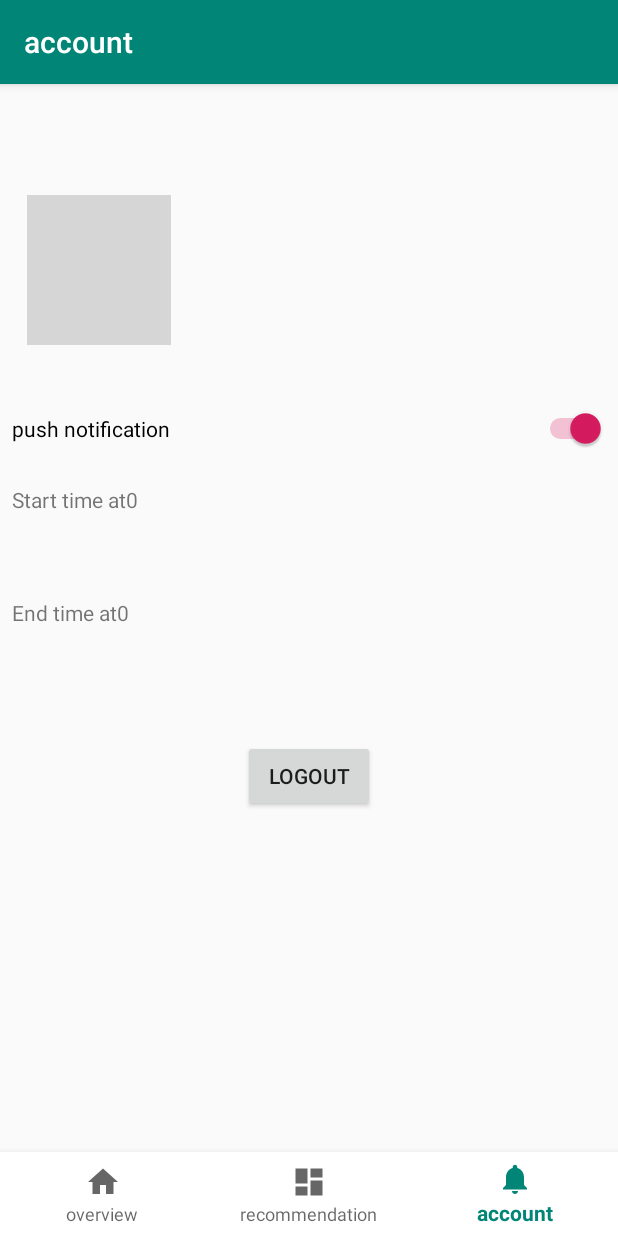
After one commit to PROJECT-FOCUS/Front-end-android, an Android app: the AccountFragment screen opened through its navigation route, on a phone screen of 412 x 824 dp. The commit adds this screen. Run offline under Robolectric (Android 15) with nearby library versions, the light colour scheme and no system bars; our stand-ins replace navigation-ui; grey boxes are pictures that could not be loaded.

Commit message:
Account -add settings -add start time -add end time -base

```diff
--- a/app/build.gradle
+++ b/app/build.gradle
@@ -32,4 +32,5 @@ dependencies {
     testImplementation 'junit:junit:4.12'
     androidTestImplementation 'androidx.test.ext:junit:1.1.0'
     androidTestImplementation 'androidx.test.espresso:espresso-core:3.1.1'
+    implementation 'com.android.support:cardview-v7:28.0.0'
 }
--- a/app/src/main/java/com/team/focus/data/LoginDataSource.java
+++ b/app/src/main/java/com/team/focus/data/LoginDataSource.java
@@ -1,11 +1,10 @@
 package com.team.focus.data;
 
 import android.content.Context;
-import android.content.SharedPreferences;
 
 import com.team.focus.data.model.LoggedInUser;
+import com.team.focus.data.model.SharedPreferenceAccessUtils;
 import com.team.focus.data.pipeline.Account;
-import com.team.focus.ui.login.LoginActivity;
 
 import java.io.IOException;
 
--- /dev/null
+++ b/app/src/main/java/com/team/focus/data/model/SharedPreferenceAccessUtils.java
@@ -0,0 +1,88 @@
+package com.team.focus.data.model;
+
+import android.content.Context;
+import android.content.SharedPreferences;
+
+import com.team.focus.data.model.LoggedInUser;
+
+public class SharedPreferenceAccessUtils {
+    /**
+     * Local database utils functions
+     * SharedPreference default name "FOCUS"
+     */
+
+    /**
+     * register the user in local database to avoid constantly asking login when app restarts
+     * save UI (probably used for data transmission with server)
+     * save username
+     */
+    public static void setLoginUser(Context context, LoggedInUser user) {
+        SharedPreferences.Editor editor = context.getSharedPreferences("FOCUS",
+                Context.MODE_PRIVATE).edit();
+        editor.putBoolean("didUserLogin", true);
+        editor.putString("username", user.getDisplayName());
+        editor.putBoolean("pushNotification", true);
+        editor.putInt("startHour", 0);
+        editor.putInt("endHour", 0);
+        editor.commit();
+    }
+
+    /**
+     * remove user credentials when one opt to log out
+     * reset didUserLogin
+     */
+    public static void removeLoginUser(Context context) {
+        SharedPreferences.Editor editor = context.getSharedPreferences("FOCUS",
+                Context.MODE_PRIVATE).edit();
+        editor.putBoolean("didUserLogin", false);
+        editor.putString("username", null);
+        editor.commit();
+    }
+
+    /**
+     * get logged in username
+     */
+    public static String getUsername(Context context) {
+        return context.getSharedPreferences("FOCUS", Context.MODE_PRIVATE)
+                .getString("username", "");
+    }
+
+    public static boolean updateNotification(Context context) {
+        SharedPreferences preferences = context.getSharedPreferences("FOCUS",
+                Context.MODE_PRIVATE);
+        SharedPreferences.Editor editor = preferences.edit();
+        boolean prevPreference = preferences.getBoolean("pushNotification", true);
+        editor.putBoolean("pushNotification", !prevPreference);
+        editor.commit();
+        return prevPreference;
+    }
+
+    public static boolean getNotification(Context context) {
+        return context.getSharedPreferences("FOCUS", Context.MODE_PRIVATE)
+                .getBoolean("pushNotification", true);
+    }
+
+    public static void updateTimeIntervalStart(Context context, int hour) {
+        SharedPreferences.Editor preferences = context.getSharedPreferences("FOCUS",
+                Context.MODE_PRIVATE).edit();
+        preferences.putInt("startHour", hour);
+        preferences.commit();
+    }
+
+    public static void updateTimeIntervalEnd(Context context, int hour) {
+        SharedPreferences.Editor preferences = context.getSharedPreferences("FOCUS",
+                Context.MODE_PRIVATE).edit();
+        preferences.putInt("endHour", hour);
+        preferences.commit();
+    }
+
+    public static int getTimeIntervalStart(Context context) {
+        return context.getSharedPreferences("FOCUS", Context.MODE_PRIVATE)
+                .getInt("startHour", 0);
+    }
+
+    public static int getTimeIntervalEnd(Context context) {
+        return context.getSharedPreferences("FOCUS", Context.MODE_PRIVATE)
+                .getInt("endHour", 0);
+    }
+}
--- a/app/src/main/java/com/team/focus/data/pipeline/Account.java
+++ b/app/src/main/java/com/team/focus/data/pipeline/Account.java
@@ -11,7 +11,7 @@ public class Account {
     }
 
     private static LoggedInUser register(String username, String password) {
-        return new LoggedInUser("111", "Test");
+        return new LoggedInUser(username, username);
     }
 
     public static LoggedInUser loginOrRegister(String username, String password) {
--- /dev/null
+++ b/app/src/main/java/com/team/focus/ui/account/AccountFragment.java
@@ -0,0 +1,37 @@
+package com.team.focus.ui.account;
+
+import android.content.SharedPreferences;
+import android.os.Bundle;
+import android.view.LayoutInflater;
+import android.view.View;
+import android.view.ViewGroup;
+import android.widget.Switch;
+import android.widget.TextView;
+
+import androidx.annotation.NonNull;
+import androidx.fragment.app.Fragment;
+
+import com.team.focus.R;
+import com.team.focus.data.model.SharedPreferenceAccessUtils;
+import com.team.focus.ui.utils.updateTextField;
+
+public class AccountFragment extends Fragment {
+
+    public View onCreateView(@NonNull LayoutInflater inflater,
+                             ViewGroup container, Bundle savedInstanceState) {
+        View root = inflater.inflate(R.layout.fragment_account, container, false);
+
+        final TextView textView = root.findViewById(R.id.username);
+        final Switch notification = root.findViewById(R.id.switch2);
+        final TextView textStart = root.findViewById(R.id.start_time);
+        final TextView textEnd = root.findViewById(R.id.end_time);
+        updateTextField.updateText(textStart);
+        updateTextField.updateText(textEnd);
+
+        String username = SharedPreferenceAccessUtils.getUsername(root.getContext());
+        notification.setChecked(SharedPreferenceAccessUtils.getNotification(root.getContext()));
+
+        textView.setText(username);
+        return root;
+    }
+}
--- /dev/null
+++ b/app/src/main/java/com/team/focus/ui/utils/updateTextField.java
@@ -0,0 +1,21 @@
+package com.team.focus.ui.utils;
+
+import android.app.Activity;
+import android.widget.TextView;
+
+import com.team.focus.R;
+import com.team.focus.data.model.SharedPreferenceAccessUtils;
+
+import java.util.TimerTask;
+
+public class updateTextField {
+    public static void updateText(final TextView textView) {
+        String text = "";
+        if (textView.getId() == R.id.start_time) {
+            text += "Start time at" + SharedPreferenceAccessUtils.getTimeIntervalStart(textView.getContext());
+        } else {
+            text += "End time at" + SharedPreferenceAccessUtils.getTimeIntervalEnd(textView.getContext());
+        }
+        textView.setText(text);
+    }
+}
--- a/app/src/main/res/layout/activity_main.xml
+++ b/app/src/main/res/layout/activity_main.xml
@@ -12,7 +12,7 @@
         android:layout_height="wrap_content"
         android:layout_marginStart="0dp"
         android:layout_marginEnd="0dp"
-        android:background="?android:attr/windowBackground"
+        android:background="@color/white"
         app:layout_constraintBottom_toBottomOf="parent"
         app:layout_constraintLeft_toLeftOf="parent"
         app:layout_constraintRight_toRightOf="parent"
--- /dev/null
+++ b/app/src/main/res/layout/fragment_account.xml
@@ -0,0 +1,95 @@
+<?xml version="1.0" encoding="utf-8"?>
+<androidx.constraintlayout.widget.ConstraintLayout xmlns:android="http://schemas.android.com/apk/res/android"
+    xmlns:app="http://schemas.android.com/apk/res-auto"
+    xmlns:tools="http://schemas.android.com/tools"
+    android:layout_width="match_parent"
+    android:layout_height="match_parent">
+
+    <Button
+        android:id="@+id/button_logout"
+        android:layout_width="wrap_content"
+        android:layout_height="wrap_content"
+        android:layout_marginTop="20dp"
+        android:onClick="bntLogout"
+        android:text="@string/button_logout"
+        app:layout_constraintEnd_toEndOf="parent"
+        app:layout_constraintStart_toStartOf="parent"
+        app:layout_constraintTop_toBottomOf="@id/settings" />
+
+    <LinearLayout
+        android:id="@+id/user_tag_card"
+        tools:src="@tools:sample/avatars"
+        android:layout_width="match_parent"
+        android:layout_height="120dp"
+        android:layout_marginStart="8dp"
+        android:layout_marginTop="8dp"
+        android:layout_marginEnd="8dp"
+        app:layout_constraintEnd_toEndOf="parent"
+        app:layout_constraintStart_toStartOf="parent"
+        app:layout_constraintTop_toTopOf="parent">
+
+        <ImageView
+            android:id="@+id/user_avatar"
+            android:layout_marginBottom="10dp"
+            android:layout_marginTop="10dp"
+            android:layout_marginLeft="10dp"
+            android:layout_marginRight="10dp"
+            android:layout_width="wrap_content"
+            android:layout_height="match_parent"
+            android:contentDescription="@string/user_avatar"
+            android:src='@drawable/adam' />
+
+        <TextView
+            android:id="@+id/username"
+            android:layout_width="wrap_content"
+            android:layout_height="wrap_content"
+            android:layout_gravity="center_horizontal|center_vertical"
+            android:layout_marginLeft="40dp"
+            android:textSize="25dp"
+            app:layout_constraintEnd_toEndOf="parent"
+            app:layout_constraintTop_toTopOf="parent" />
+
+    </LinearLayout>
+
+    <LinearLayout
+        android:id="@+id/settings"
+        android:layout_width="match_parent"
+        android:layout_height="wrap_content"
+        android:layout_marginStart="8dp"
+        android:layout_marginLeft="8dp"
+        android:layout_marginTop="8dp"
+        android:layout_marginEnd="8dp"
+        android:layout_marginRight="8dp"
+        android:orientation="vertical"
+        app:layout_constraintEnd_toEndOf="parent"
+        app:layout_constraintStart_toStartOf="parent"
+        app:layout_constraintTop_toBottomOf="@+id/user_tag_card">
+
+        <Switch
+            android:id="@+id/switch2"
+            android:layout_width="match_parent"
+            android:layout_height="75dp"
+            android:checked="true"
+            android:onClick="btnNotification"
+            android:text="push notification" />
+
+        <LinearLayout
+            android:orientation="vertical"
+            android:layout_width="match_parent"
+            android:layout_height="150dp">
+            <TextView
+                android:id="@+id/start_time"
+                android:layout_width="match_parent"
+                android:layout_height="75dp"
+                android:onClick="showTimePickerDialog"/>
+
+            <TextView
+                android:id="@+id/end_time"
+                android:layout_width="match_parent"
+                android:layout_height="75dp"
+                android:onClick="showTimePickerDialog"/>
+        </LinearLayout>
+
+    </LinearLayout>
+
+</androidx.constraintlayout.widget.ConstraintLayout>
--- a/app/src/main/res/menu/bottom_nav_menu.xml
+++ b/app/src/main/res/menu/bottom_nav_menu.xml
@@ -12,8 +12,8 @@
         android:title="@string/title_recommendation" />
 
     <item
-        android:id="@+id/navigation_Settings"
+        android:id="@+id/navigation_account"
         android:icon="@drawable/ic_notifications_black_24dp"
-        android:title="@string/title_settings" />
+        android:title="@string/title_account" />
 
 </menu>
--- a/app/src/main/res/navigation/mobile_navigation.xml
+++ b/app/src/main/res/navigation/mobile_navigation.xml
@@ -18,8 +18,8 @@
         tools:layout="@layout/fragment_recommendation" />
 
     <fragment
-        android:id="@+id/navigation_Settings"
-        android:name="com.team.focus.ui.settings.SettingsFragment"
-        android:label="@string/title_settings"
-        tools:layout="@layout/fragment_settings" />
+        android:id="@+id/navigation_account"
+        android:name="com.team.focus.ui.account.AccountFragment"
+        android:label="@string/title_account"
+        tools:layout="@layout/fragment_account" />
 </navigation>
--- a/app/src/main/res/values/colors.xml
+++ b/app/src/main/res/values/colors.xml
@@ -3,4 +3,6 @@
     <color name="colorPrimary">#008577</color>
     <color name="colorPrimaryDark">#00574B</color>
     <color name="colorAccent">#D81B60</color>
+
+    <color name="white">#ffffff</color>
 </resources>
--- a/app/src/main/res/values/strings.xml
+++ b/app/src/main/res/values/strings.xml
@@ -1,9 +1,9 @@
 <resources>
     <string name="app_name">FOCUS</string>
     <string name="launcher">Launcher</string>
-    <string name="title_overview">Overview</string>
-    <string name="title_recommendation">Recommendation</string>
-    <string name="title_settings">Settings</string>
+    <string name="title_overview">overview</string>
+    <string name="title_recommendation">recommendation</string>
+    <string name="title_account">account</string>
     <string name="title_activity_login">Sign in</string>
     <string name="prompt_email">Email or username</string>
     <string name="prompt_password">Password</string>
@@ -14,4 +14,6 @@
     <string name="invalid_username">Not a valid username</string>
     <string name="invalid_password">Password must be >5 characters</string>
     <string name="login_failed">"Login failed"</string>
+    <string name="button_logout">Logout</string>
+    <string name="user_avatar">avatar</string>
 </resources>
```
Also changed, not shown: app/src/main/java/com/team/focus/MainActivity.java (+30 -6 lines), app/src/main/java/com/team/focus/data/SharedPreferenceAccessUtils.java (deleted, +0 -40 lines), app/src/main/java/com/team/focus/ui/settings/SettingsFragment.java (deleted, +0 -36 lines), app/src/main/java/com/team/focus/ui/settings/SettingsViewModel.java (deleted, +0 -19 lines), app/src/main/java/com/team/focus/ui/utils/TimePickerFragment.java (added, +45 -0 lines), app/src/main/res/layout/fragment_settings.xml (deleted, +0 -33 lines).
